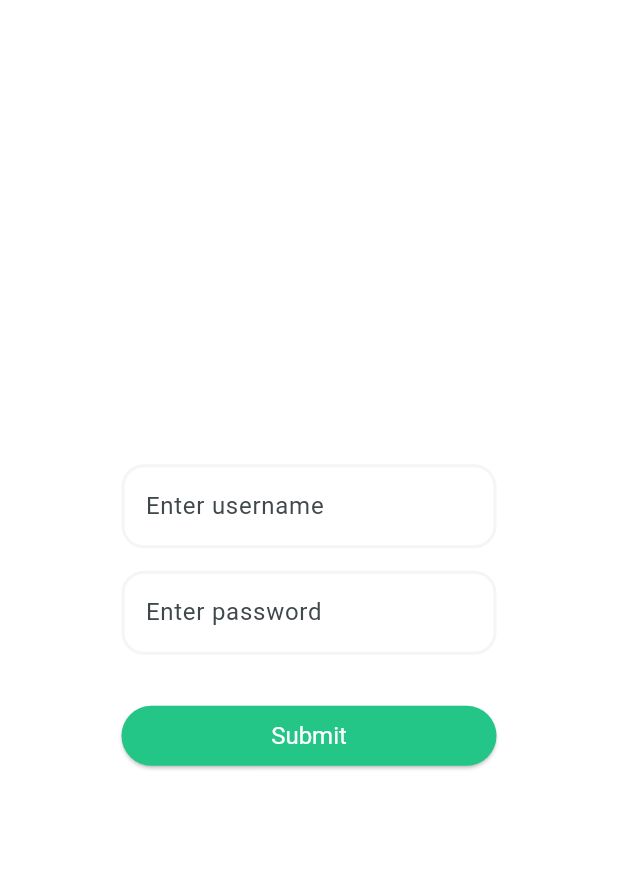
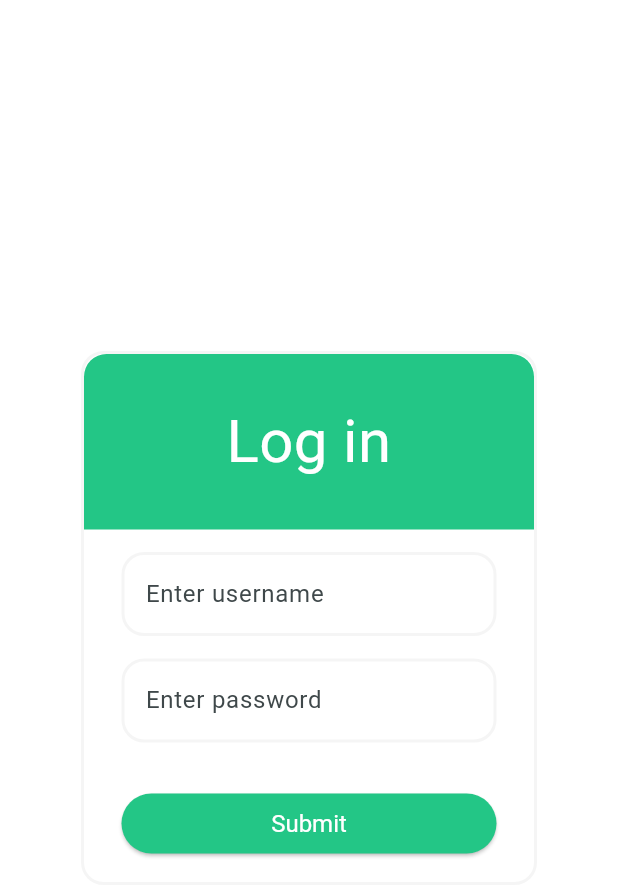
Before and after one commit to JovanZdravkovic/TaskJournalMobile, a Flutter app: the screen it shows after launch, on a phone screen of 412 x 824 dp. Shown: the top 896 px of the screen. Run offline on Flutter 3.47's test engine with Material 3 defaults, Android fonts, the phone set to English and light mode, and no system bars; our stand-ins replace cookie_jar, dio, dio_cookie_manager, flutter_datetime_picker_plus, font_awesome_flutter, multi_dropdown; network calls fail.

Commit message:
Added work on login page styling

```diff
--- a/task_journal_mobile/lib/constants.dart
+++ b/task_journal_mobile/lib/constants.dart
@@ -1,5 +1,7 @@
 const kDrawerIconSize = 30.0;
 const kDrawerHeaderFontSize = 30.0;
+
+const kLargeHeadingFontSize = 40.0;
 
 const kExtraSmallInputWidth = 110.0;
 const kSmallInputWidth = 150.0;
--- a/task_journal_mobile/lib/screens/login.dart
+++ b/task_journal_mobile/lib/screens/login.dart
@@ -31,10 +31,33 @@ class _LoginPageState extends State<LoginPage> {
       body: Padding(
         padding: const EdgeInsets.all(kStandardPadding),
         child: Center(
-          child: Form(
+          child: Container(
+            decoration: containerDecoration,
+            child: Column(
+              mainAxisSize: MainAxisSize.min,
+              children: [
+                Container(
+                  width: kLargeInputWidth,
+                  decoration: const BoxDecoration(
+                    color: primary,
+                    borderRadius: BorderRadius.vertical(top: Radius.circular(kInputBorderRadius)),
+                  ),
+                  child: Padding(
+                    padding: const EdgeInsets.all(kLargePadding),
+                    child: Text(
+                      'Log in',
+                      textAlign: TextAlign.center,
+                      style: largeHeadingTextStyle,
+                    ),
+                  ),
+                ),
+                Form(
                   key: _loginFormKey,
+                  child: Padding(
+                    padding: const EdgeInsets.all(kStandardPadding),
                     child: Column(
                       mainAxisAlignment: MainAxisAlignment.center,
+                      mainAxisSize: MainAxisSize.min,
                       crossAxisAlignment: CrossAxisAlignment.start,
                       children: [
                         SizedBox(
@@ -105,6 +128,10 @@ class _LoginPageState extends State<LoginPage> {
                     ),
                   ),
                 ),
+              ],
+            ),
+          ),
+        ),
       ),
     );
   }
--- a/task_journal_mobile/lib/utils/theme.dart
+++ b/task_journal_mobile/lib/utils/theme.dart
@@ -40,6 +40,11 @@ var cardTheme = const CardTheme(
 var navigationDrawerTextStyle = const TextStyle(
   color: white,
   fontSize: kDrawerHeaderFontSize,
+);
+
+var largeHeadingTextStyle = const TextStyle(
+  color: white,
+  fontSize: kLargeHeadingFontSize,
 );
 
 var elevatedButtonTheme = ElevatedButtonThemeData(
```
Lines whose indentation alone changed are shown as unchanged.
